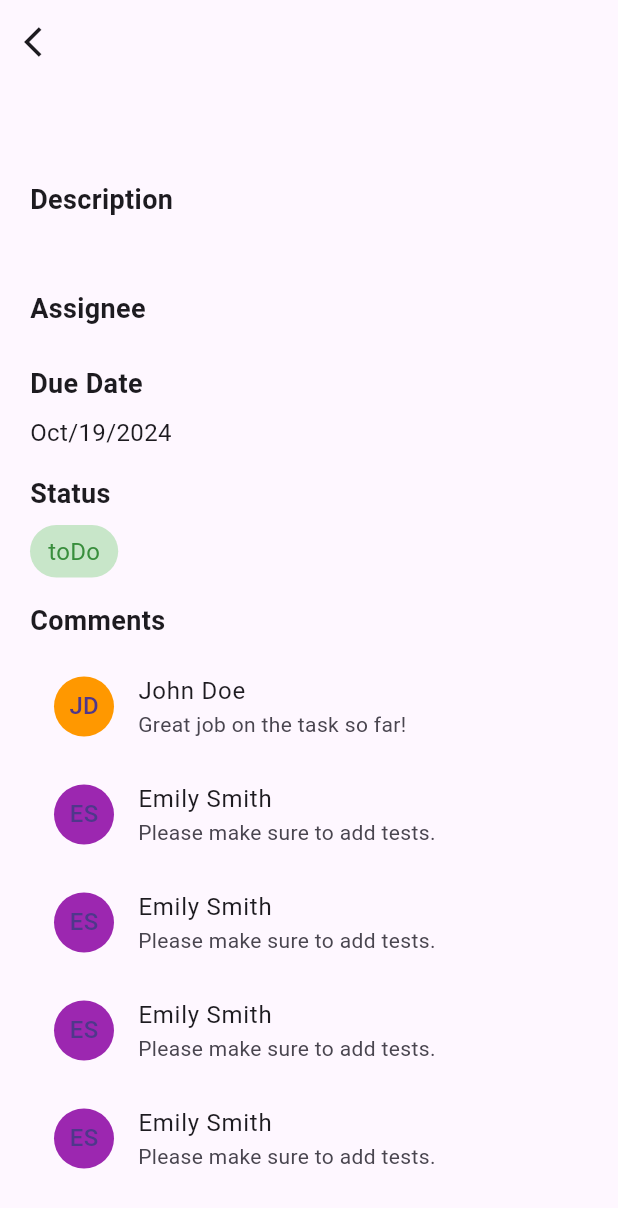
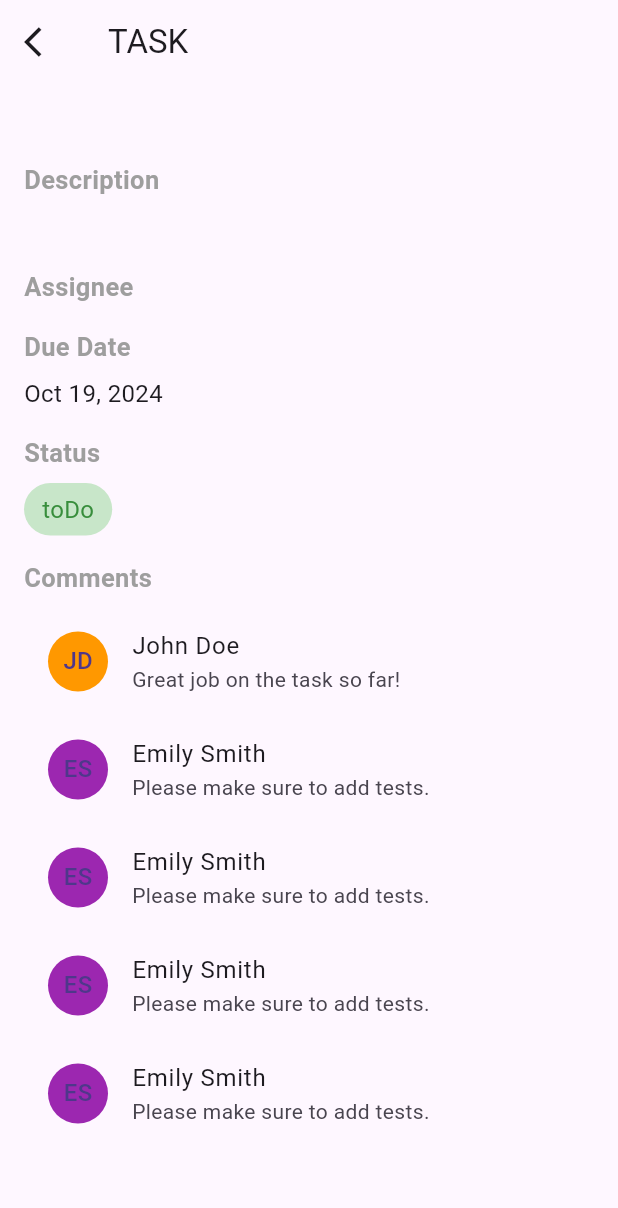
Before and after one commit to Le-Anh-Quoc/Work-Group-App, a Flutter app: the TaskDetailScreen screen opened directly with empty values, on a phone screen of 412 x 824 dp. Shown: the top 1208 px of the screen. Run offline on Flutter 3.47's test engine with Material 3 defaults, Android fonts, the light colour scheme and no system bars; our stand-ins replace cloud_firestore, file_picker, firebase_auth, firebase_core, firebase_storage, fl_chart and 5 more; missing offline and left inert: firebase_app_check; accounts and stored records are empty; network calls fail.

Commit message:
update UI

```diff
--- a/lib/screens/task/TaskDetailScreen.dart
+++ b/lib/screens/task/TaskDetailScreen.dart
@@ -5,18 +5,19 @@ import 'package:ruprup/models/task_model.dart';
 import 'package:ruprup/screens/MainScreen.dart';
 import 'package:ruprup/screens/task/TaskListScreen.dart';
 import 'package:ruprup/services/project_service.dart';
+import 'package:ruprup/services/user_service.dart';
 import 'package:ruprup/utils/validators.dart';
 import 'package:firebase_core/firebase_core.dart';
 import 'package:flutter/material.dart';
+import 'package:ruprup/widgets/avatar/InitialsAvatar.dart';
 //import 'package:slideable/Slideable.dart';
 import 'package:ruprup/widgets/task/Todo.dart';
 import 'package:intl/intl.dart';
 
 class TaskDetailScreen extends StatelessWidget {
   final Task task;
-  TaskDetailScreen({Key? key, required this.task}) : super(key: key);
+  const TaskDetailScreen({super.key, required this.task});
   @override
-  ProjectService _projectService = ProjectService();
   Widget build(BuildContext context) {
     return Scaffold(
       appBar: AppBar(
@@ -25,10 +26,10 @@ class TaskDetailScreen extends StatelessWidget {
               Navigator.pop(context);
             },
             icon: Icon(Icons.arrow_back_ios)),
-        title: Text(task.taskName),
+        title: Text('TASK'),
       ),
       body: Padding(
-        padding: const EdgeInsets.all(20.0),
+        padding: const EdgeInsets.symmetric(horizontal: 16, vertical: 8),
         child: Column(
           crossAxisAlignment: CrossAxisAlignment.start,
           children: [
@@ -41,7 +42,7 @@ class TaskDetailScreen extends StatelessWidget {
             // Description
             Text(
               'Description',
-              style: TextStyle(fontSize: 18, fontWeight: FontWeight.bold),
+              style: TextStyle(fontSize: 17, fontWeight: FontWeight.bold, color: Colors.grey),
             ),
             SizedBox(height: 8),
             Text(
@@ -53,29 +54,29 @@ class TaskDetailScreen extends StatelessWidget {
             // Assignee
             Text(
               'Assignee',
-              style: TextStyle(fontSize: 18, fontWeight: FontWeight.bold),
+              style: TextStyle(fontSize: 17, fontWeight: FontWeight.bold, color: Colors.grey),
             ),
             SizedBox(height: 8),
-            // Row(
-            //   children: [
-            //     InitialsAvatar(name: task.assignedTo),
-            //     SizedBox(width: 15),
-            //     Text(
-            //       task.assignedTo,
-            //       style: TextStyle(fontSize: 16,),
-            //     ),
-            //   ],
-            // ),
-            SizedBox(height: 16),
+            Row(
+              children: [
+                for (String uid in task.assigneeIds)
+                  InitialsAvatar(name: UserService().getFullNameByUid(uid)),
+                // Text(
+                //   task.assignedTo,
+                //   style: TextStyle(fontSize: 16,),
+                // ),
+              ],
+            ),
+            SizedBox(height: 8),
 
             // Due Date
             Text(
               'Due Date',
-              style: TextStyle(fontSize: 18, fontWeight: FontWeight.bold),
+              style: TextStyle(fontSize: 17, fontWeight: FontWeight.bold, color: Colors.grey),
             ),
             SizedBox(height: 8),
             Text(
-              DateFormat('MMM/dd/yyyy').format(task.dueDate),
+              DateFormat('MMM dd, yyyy').format(task.dueDate),
               style: TextStyle(fontSize: 16),
             ),
             SizedBox(height: 16),
@@ -83,7 +84,7 @@ class TaskDetailScreen extends StatelessWidget {
             // Status
             Text(
               'Status',
-              style: TextStyle(fontSize: 18, fontWeight: FontWeight.bold),
+              style: TextStyle(fontSize: 17, fontWeight: FontWeight.bold, color: Colors.grey),
             ),
             SizedBox(height: 8),
             Container(
@@ -101,7 +102,7 @@ class TaskDetailScreen extends StatelessWidget {
             // Comments
             Text(
               'Comments',
-              style: TextStyle(fontSize: 18, fontWeight: FontWeight.bold),
+              style: TextStyle(fontSize: 17, fontWeight: FontWeight.bold, color: Colors.grey),
             ),
             SizedBox(height: 8),
             Expanded(
--- a/lib/screens/task/TaskListScreen.dart
+++ b/lib/screens/task/TaskListScreen.dart
@@ -142,11 +142,7 @@ class _TaskListScreenState extends State<TaskListScreen>
                 }
 
                 final tasks = snapshot.data!;
-                return GridView.builder(
-                  gridDelegate: SliverGridDelegateWithFixedCrossAxisCount(
-                    crossAxisCount: 1,
-                    childAspectRatio: 3.5,
-                  ),
+                return ListView.builder(
                   itemCount: tasks.length,
                   itemBuilder: (context, index) {
                     return TaskWidget(task: tasks[index]); // Hiển thị từng task
```
Also changed, not shown: lib/widgets/avatar/InitialsAvatar.dart (+21 -11 lines), lib/widgets/task/TaskWidget.dart (+118 -26 lines).
